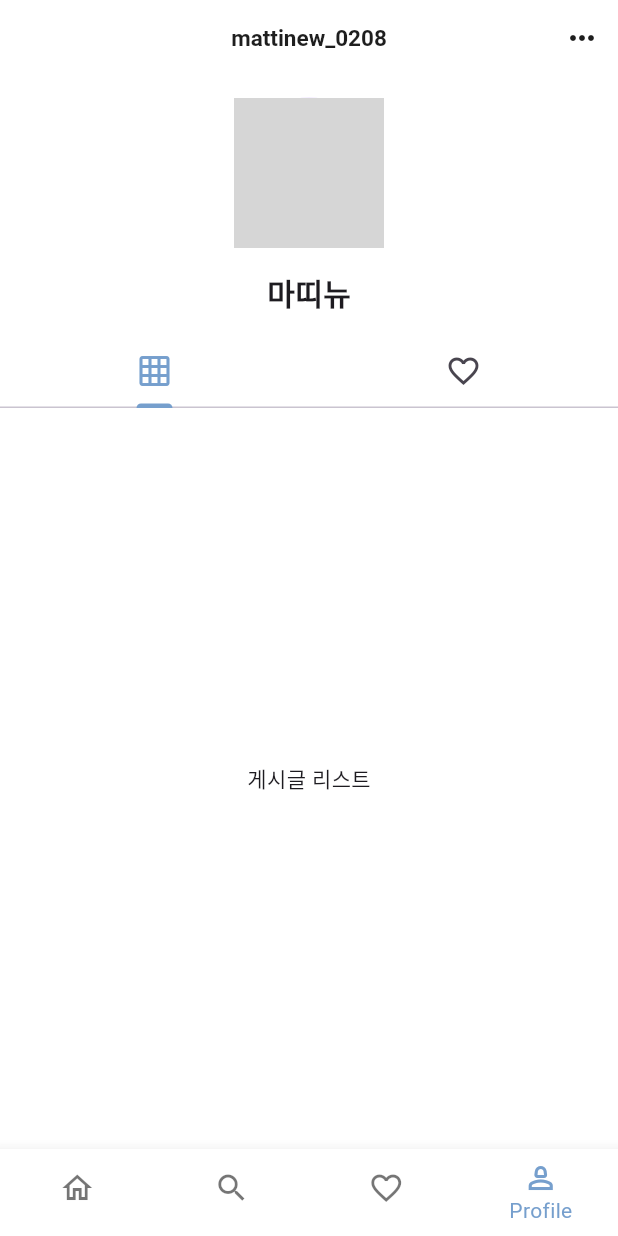
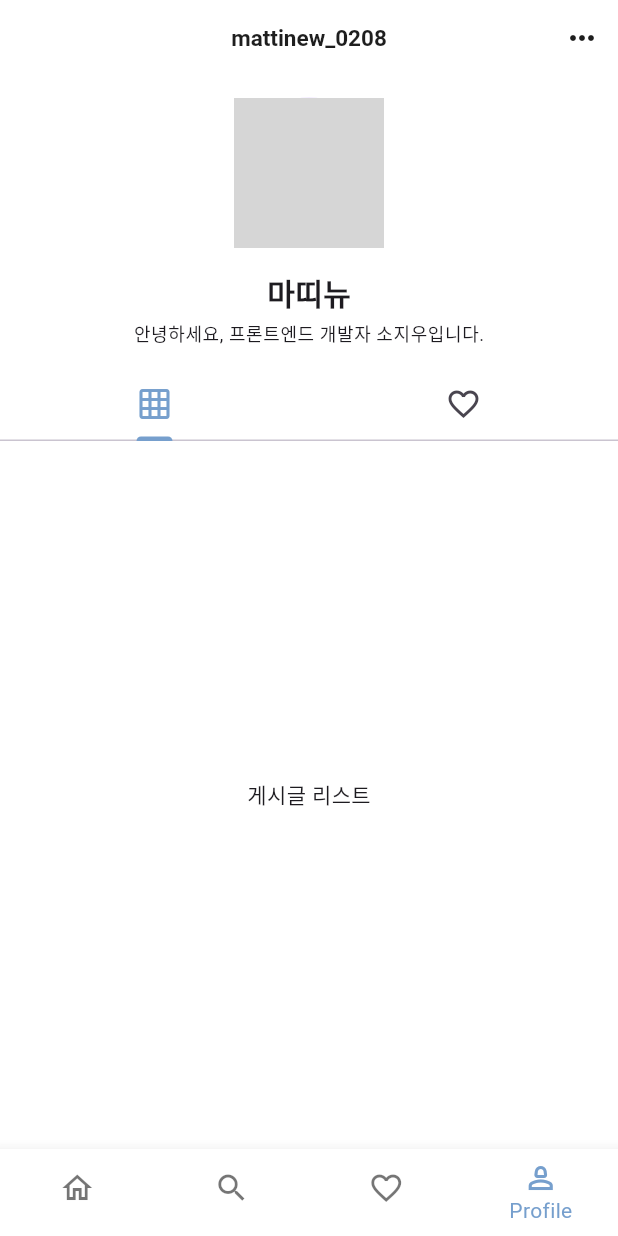
Before and after one commit to jiwooproity/cream-sns, a Flutter app: the ProfileView screen opened by its route, on a phone screen of 412 x 824 dp. Run offline on Flutter 3.47's test engine with Material 3 defaults, Android fonts, the phone set to English and light mode, and no system bars; our stand-ins replace go_router; network calls fail; grey boxes are pictures that could not be loaded.

Commit message:
Style(profile): 프로필 소개 추가 ## Style - 프로필 화면 소개 내용 추가

```diff
--- a/lib/features/profile/model/profile.dart
+++ b/lib/features/profile/model/profile.dart
@@ -1,6 +1,7 @@
 class Profile {
   final String id;
   final String nickname;
+  final String description;
   final String image;
   final int postLength;
   final int likeLength;
@@ -8,6 +9,7 @@ class Profile {
   Profile({
     required this.id,
     required this.nickname,
+    required this.description,
     required this.image,
     required this.postLength,
     required this.likeLength,
@@ -17,6 +19,7 @@ class Profile {
     return Profile(
       id: json['id'],
       nickname: json['nickname'],
+      description: json['description'],
       image: json['image'],
       postLength: json['postLength'],
       likeLength: json['likeLength'],
--- a/lib/features/profile/widgets/profile_detail.dart
+++ b/lib/features/profile/widgets/profile_detail.dart
@@ -2,12 +2,18 @@ import 'package:flutter/material.dart';
 
 class ProfileDetail extends StatelessWidget {
   final String nickname;
+  final String description;
 
-  const ProfileDetail({super.key, required this.nickname});
+  const ProfileDetail({
+    super.key,
+    required this.nickname,
+    required this.description,
+  });
 
   @override
   Widget build(BuildContext context) {
     return Column(
+      spacing: 5,
       children: [
         Center(
           child: Text(
@@ -15,6 +21,12 @@ class ProfileDetail extends StatelessWidget {
             style: TextStyle(fontSize: 20, fontWeight: FontWeight.bold),
           ),
         ),
+        Center(
+          child: Text(
+            description,
+            style: Theme.of(context).textTheme.bodySmall,
+          ),
+        ),
       ],
     );
   }
--- a/lib/features/profile/widgets/profile_image.dart
+++ b/lib/features/profile/widgets/profile_image.dart
@@ -1,9 +1,9 @@
 import 'package:flutter/material.dart';
 
 class ProfileImage extends StatelessWidget {
-  final String profile;
+  final String image;
 
-  const ProfileImage({super.key, required this.profile});
+  const ProfileImage({super.key, required this.image});
 
   @override
   Widget build(BuildContext context) {
@@ -11,11 +11,7 @@ class ProfileImage extends StatelessWidget {
       child: SizedBox(
         width: 100,
         height: 100,
-        child: CircleAvatar(
-          backgroundImage: NetworkImage(
-            "https://avatars.githubusercontent.com/u/58384366?v=4&size=64",
-          ),
-        ),
+        child: CircleAvatar(backgroundImage: NetworkImage(image)),
       ),
     );
   }
--- a/lib/features/profile/widgets/profile_info.dart
+++ b/lib/features/profile/widgets/profile_info.dart
@@ -17,9 +17,9 @@ class ProfileInfo extends StatelessWidget {
     return Column(
       children: [
         SizedBox(height: 15),
-        ProfileImage(profile: profile.image),
+        ProfileImage(image: profile.image),
         SizedBox(height: 15),
-        ProfileDetail(nickname: profile.nickname),
+        ProfileDetail(nickname: profile.nickname, description: profile.description),
       ],
     );
   }
--- a/lib/views/profile/profile_view.dart
+++ b/lib/views/profile/profile_view.dart
@@ -19,7 +19,8 @@ class _ProfileViewState extends State<ProfileView> {
   final Profile _profile = Profile(
     id: "mattinew_0208",
     nickname: "마띠뉴",
-    image: "https://avatars.githubusercontent.com/u/58384366?v=4&size=64",
+    description: "안녕하세요, 프론트엔드 개발자 소지우입니다.",
+    image: "https://avatars.githubusercontent.com/u/58384366?v=4",
     likeLength: 1,
     postLength: 1,
   );
```
